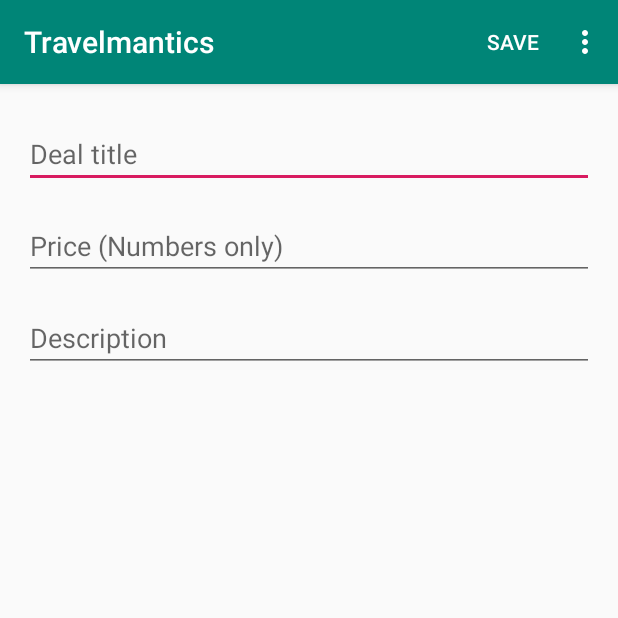
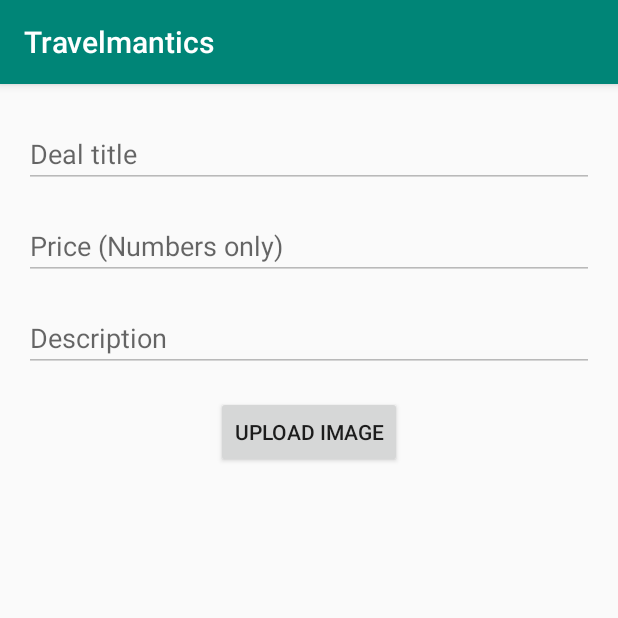
Before and after one commit to harneeblayze/Travelmantics, an Android app: the AdminActivity screen opened directly, with no data from a screen before it, on a phone screen of 412 x 824 dp, the top half of it. Run offline under Robolectric (Android 15) with nearby library versions, the phone set to English and light mode, and no system bars; our stand-ins replace Firebase (no records; nobody signed in at launch, a user with empty details on screens opened directly), Picasso; libraries missing offline, so code that uses them is left out: com.firebase.ui.

Commit message:
few changes

```diff
--- a/app/build.gradle
+++ b/app/build.gradle
@@ -29,9 +29,11 @@ dependencies {
     androidTestImplementation 'androidx.test:runner:1.1.0-alpha4'
     androidTestImplementation 'androidx.test.espresso:espresso-core:3.1.0-alpha4'
     implementation 'com.google.firebase:firebase-database:18.0.1'
+    implementation'com.google.firebase:firebase-storage:18.1.1'
     implementation 'com.android.support:recyclerview-v7:28.0.0'
     implementation 'com.firebaseui:firebase-ui-auth:4.3.1'
     implementation 'com.google.firebase:firebase-auth:17.0.0'
+    implementation 'com.squareup.picasso:picasso:2.5.1'
 }
 
 apply plugin: 'com.google.gms.google-services'
--- a/app/src/main/AndroidManifest.xml
+++ b/app/src/main/AndroidManifest.xml
@@ -9,12 +9,14 @@
         android:roundIcon="@mipmap/ic_launcher_round"
         android:supportsRtl="true"
         android:theme="@style/AppTheme">
-        <activity android:name=".UserActivity"><intent-filter>
+        <activity android:name=".UserActivity"
+            android:screenOrientation="portrait"><intent-filter>
             <action android:name="android.intent.action.MAIN" />
 
             <category android:name="android.intent.category.LAUNCHER" />
         </intent-filter></activity>
-        <activity android:name=".AdminActivity">
+        <activity android:name=".AdminActivity"
+            android:screenOrientation="portrait">
 
         </activity>
     </application>
--- a/app/src/main/java/com/example/travelmantics/AdminActivity.java
+++ b/app/src/main/java/com/example/travelmantics/AdminActivity.java
@@ -1,31 +1,60 @@
 package com.example.travelmantics;
 
+import androidx.annotation.Nullable;
 import androidx.appcompat.app.AppCompatActivity;
 
 import android.content.Intent;
+import android.content.res.Resources;
+import android.net.Uri;
 import android.os.Bundle;
 import android.view.Menu;
 import android.view.MenuInflater;
 import android.view.MenuItem;
+import android.view.View;
+import android.widget.Button;
 import android.widget.EditText;
+import android.widget.ImageView;
 import android.widget.Toast;
 
+import com.google.android.gms.tasks.OnSuccessListener;
 import com.google.firebase.database.DatabaseReference;
 import com.google.firebase.database.FirebaseDatabase;
-
-import java.util.zip.Inflater;
+import com.google.firebase.storage.StorageReference;
+import com.google.firebase.storage.UploadTask;
+import com.squareup.picasso.Picasso;
 
 public class AdminActivity extends AppCompatActivity {
     private FirebaseDatabase mFirebaseDatabase;
     private DatabaseReference mDatabaseReference;
     EditText txtTitle, txtDescription, txtPrice;
+    private static final int PICTURE_RESULT = 42;
+    Button btnImage;
     TravelDeal deal;
+    ImageView imageView;
 
+
+    @Override
+    protected void onActivityResult(int requestCode, int resultCode, @Nullable Intent data) {
+        super.onActivityResult(requestCode, resultCode, data);
+        if(requestCode == PICTURE_RESULT && resultCode == RESULT_OK){
+            Uri imageUri = data.getData();
+            StorageReference ref = FirebaseUtil.mStorageRef.child(imageUri.getLastPathSegment());
+            ref.putFile(imageUri).addOnSuccessListener(this, new OnSuccessListener<UploadTask.TaskSnapshot>() {
+                @Override
+                public void onSuccess(UploadTask.TaskSnapshot taskSnapshot) {
+
+                    String url = taskSnapshot.getMetadata().getReference().getDownloadUrl().toString();
+                    deal.setImageUrl(url);
+                    showImage(url);
+                }
+            });
+        }
+    }
 
     @Override
     protected void onCreate(Bundle savedInstanceState) {
         super.onCreate(savedInstanceState);
-        setContentView(R.layout.activity_main);
+        setContentView(R.layout.activity_admin);
         FirebaseUtil.openFbReference("traveldeals", this);
         mFirebaseDatabase = FirebaseUtil.mFirebaseDatabase;
         mDatabaseReference = FirebaseUtil.mDatabaseReference;
@@ -35,8 +64,13 @@ public class AdminActivity extends AppCompatActivity {
         txtTitle = findViewById(R.id.txtTitle);
         txtDescription = findViewById(R.id.txtDescription);
         txtPrice = findViewById(R.id.txtPrice);
+        btnImage = findViewById(R.id.btnImage);
+        imageView = findViewById(R.id.image);
 
-        Intent intent = getIntent();
+
+
+
+        final Intent intent = getIntent();
         TravelDeal deal = (TravelDeal)intent.getSerializableExtra("Deal");
         if(deal == null){
             deal = new TravelDeal();
@@ -45,6 +79,18 @@ public class AdminActivity extends AppCompatActivity {
         txtTitle.setText(deal.getTitle());
         txtDescription.setText(deal.getDescription());
         txtPrice.setText(deal.getPrice());
+        showImage(deal.getImageUrl());
+
+        btnImage.setOnClickListener(new View.OnClickListener() {
+            @Override
+            public void onClick(View v) {
+                Intent imageIntent = new Intent(Intent.ACTION_GET_CONTENT);
+                imageIntent.setType("image/jpeg");
+                imageIntent.putExtra(Intent.EXTRA_LOCAL_ONLY,true);
+                startActivityForResult(Intent.createChooser(imageIntent,"insert picture"),PICTURE_RESULT);
+
+            }
+        });
     }
 
     //overide the onOptionItemSelected method to do your own action with the option menu
@@ -79,6 +125,17 @@ public class AdminActivity extends AppCompatActivity {
     public boolean onCreateOptionsMenu(Menu menu) {
         MenuInflater inflater = getMenuInflater();
         inflater.inflate(R.menu.save_menu,menu);
+        if(FirebaseUtil.isAdmin){
+            menu.findItem(R.id.delete_menu).setVisible(true);
+            menu.findItem(R.id.save_menu).setVisible(true);
+            enableEditText(true);
+        }else {
+            menu.findItem(R.id.delete_menu).setVisible(false);
+            menu.findItem(R.id.save_menu).setVisible(false);
+            enableEditText(false);
+
+        }
+
         //return super.onCreateOptionsMenu(menu);
         return true;
     }
@@ -117,4 +174,16 @@ public class AdminActivity extends AppCompatActivity {
         startActivity(intent);
     }
 
+    private void enableEditText(boolean isEnabeled){
+        txtTitle.setEnabled(isEnabeled);
+        txtDescription.setEnabled(isEnabeled);
+        txtPrice.setEnabled(isEnabeled);
+    }
+    private void showImage(String url){
+        if(url != null && url.isEmpty() == false){
+            int width = Resources.getSystem().getDisplayMetrics().widthPixels;
+            Picasso.with(this).load(url).resize(width,width*2/3).centerCrop().into(imageView);
+        }
+    }
+
 }
--- a/app/src/main/java/com/example/travelmantics/UserActivity.java
+++ b/app/src/main/java/com/example/travelmantics/UserActivity.java
@@ -11,6 +11,7 @@ import android.util.Log;
 import android.view.Menu;
 import android.view.MenuInflater;
 import android.view.MenuItem;
+import android.widget.ImageView;
 import android.widget.LinearLayout;
 
 import com.firebase.ui.auth.AuthUI;
@@ -27,6 +28,7 @@ public class UserActivity extends AppCompatActivity {
     private FirebaseDatabase mFirebaseDatabase;
     private DatabaseReference mDatabaseReference;
     private ChildEventListener mChildEventListener;
+
 
     @Override
     public boolean onOptionsItemSelected(MenuItem item) {
--- a/app/src/main/res/layout/activity_main.xml
+++ b/app/src/main/res/layout/activity_admin.xml
@@ -51,4 +51,28 @@
         app:layout_constraintEnd_toEndOf="parent"
         app:layout_constraintStart_toStartOf="parent"/>
 
+    <Button
+        android:id="@+id/btnImage"
+        android:layout_width="wrap_content"
+        android:layout_height="wrap_content"
+        android:layout_marginEnd="@dimen/text_margin_standard"
+        android:layout_marginStart="@dimen/text_margin_standard"
+        android:layout_marginTop="@dimen/text_margin_standard"
+        app:layout_constraintEnd_toEndOf="parent"
+        app:layout_constraintStart_toStartOf="parent"
+        app:layout_constraintTop_toBottomOf="@id/txtDescription"
+        android:text="Upload Image"/>
+
+    <ImageView
+        android:id="@+id/image"
+        android:layout_marginEnd="@dimen/text_margin_standard"
+        android:layout_marginTop="@dimen/text_margin_standard"
+        android:layout_marginStart="@dimen/text_margin_standard"
+        android:layout_width="wrap_content"
+        android:layout_height="wrap_content"
+        app:layout_constraintEnd_toEndOf="parent"
+        app:layout_constraintStart_toStartOf="parent"
+        app:layout_constraintTop_toBottomOf="@id/btnImage"
+        app:srcCompat="@android:color/transparent"/>
+
 </androidx.constraintlayout.widget.ConstraintLayout>
```
Also changed, not shown: app/src/main/java/com/example/travelmantics/DealAdapter.java (+12 -0 lines), app/src/main/java/com/example/travelmantics/FirebaseUtil.java (+12 -1 lines).
